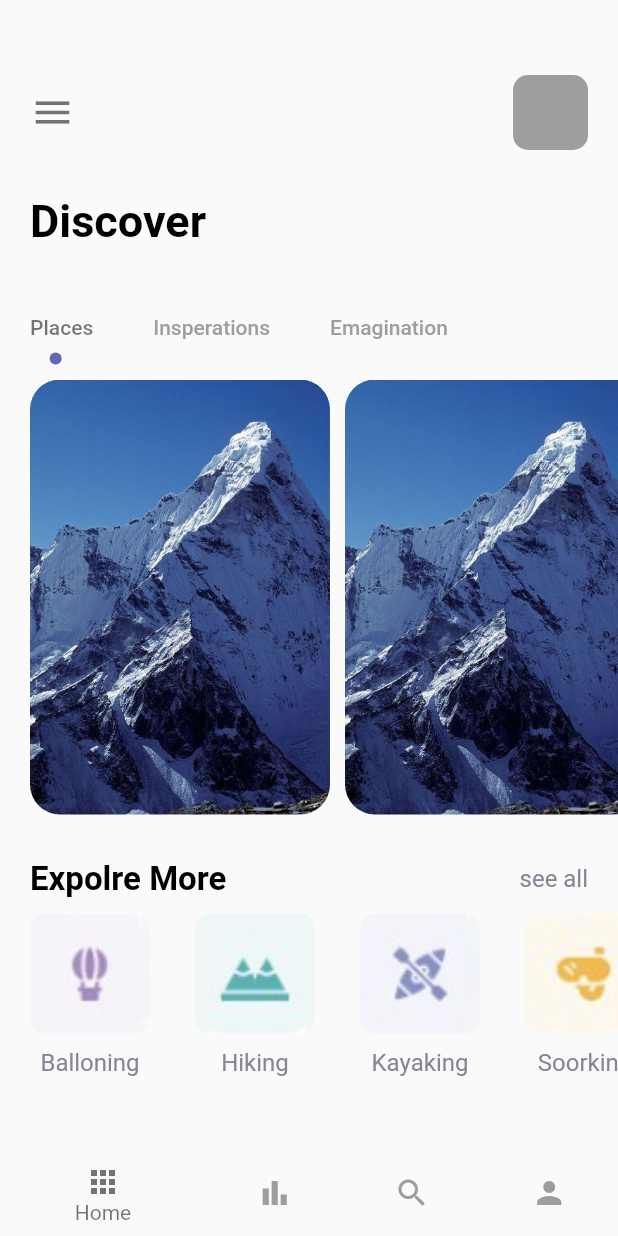
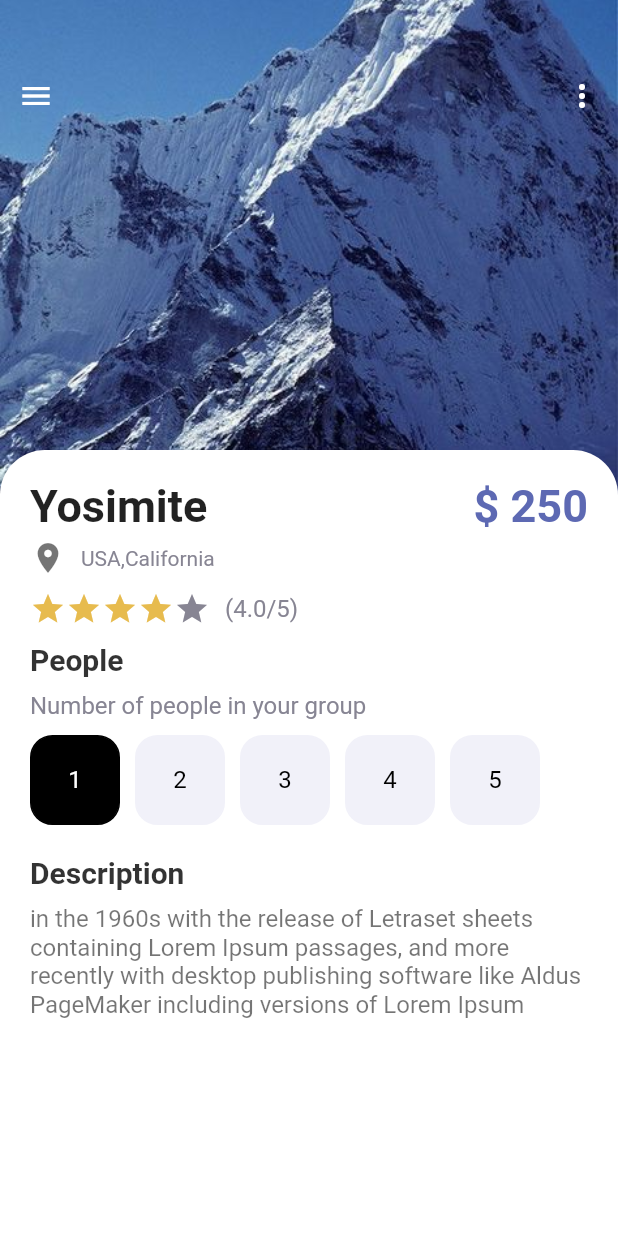
Before and after one commit to heshanm27/tripsapp_flutter, a Flutter app: the screen it shows after launch, on a phone screen of 412 x 824 dp. Run offline on Flutter 3.47's test engine with Material 2 defaults, Android fonts, the phone set to English and light mode, and no system bars.

Commit message:
details page ui update

```diff
--- a/lib/main.dart
+++ b/lib/main.dart
@@ -1,4 +1,5 @@
 import 'package:flutter/material.dart';
+import 'package:tripsapp/pages/details_page.dart';
 import 'package:tripsapp/pages/navpages/main_page.dart';
 
 void main() {
@@ -18,7 +19,7 @@ class MyApp extends StatelessWidget {
 
           primarySwatch: Colors.blue,
         ),
-        home: MainPage()
+        home: DetailsPage()
     );
   }
 }
--- a/lib/pages/details_page.dart
+++ b/lib/pages/details_page.dart
@@ -0,0 +1,196 @@
+import 'package:flutter/cupertino.dart';
+import 'package:flutter/material.dart';
+import 'package:tripsapp/misc/colors.dart';
+import 'package:tripsapp/widgets/app_button.dart';
+import 'package:tripsapp/widgets/app_large_text.dart';
+import 'package:tripsapp/widgets/app_text.dart';
+
+class DetailsPage extends StatefulWidget {
+  const DetailsPage({Key? key}) : super(key: key);
+
+  @override
+  State<DetailsPage> createState() => _DetailsPageState();
+}
+
+class _DetailsPageState extends State<DetailsPage> {
+  int gottenStar = 4;
+  int selectedIndex = 0;
+
+  @override
+  Widget build(BuildContext context) {
+    return Scaffold(
+      body: Container(
+        width: double.maxFinite,
+        height: double.maxFinite,
+        child: Stack(
+          children: [
+            Positioned(
+                left: 0,
+                right: 0,
+                top: 0,
+                child: Container(
+                  height: 350,
+                  width: double.maxFinite,
+                  decoration: BoxDecoration(
+                      image: DecorationImage(
+                          image: AssetImage("assets/mountain.jpeg"),
+                          fit: BoxFit.cover)),
+                  child: Container(
+                    alignment: Alignment.topCenter,
+                    margin: EdgeInsets.only(top: 40),
+                    width: MediaQuery.of(context).size.width,
+                    child: Row(
+                      mainAxisAlignment: MainAxisAlignment.spaceBetween,
+                      children: [
+                        IconButton(
+                          onPressed: () {},
+                          icon: Icon(Icons.menu),
+                          color: Colors.white,
+                        ),
+                        IconButton(
+                            onPressed: () {},
+                            color: Colors.white,
+                            icon: Icon(Icons.more_vert))
+                      ],
+                    ),
+                  ) ,
+                )),
+            // Positioned(
+            //     left: 20,
+            //     top: 30,
+            //     right: 20,
+            //     child: Container(
+            //       width: MediaQuery.of(context).size.width,
+            //       child: Row(
+            //         mainAxisAlignment: MainAxisAlignment.spaceBetween,
+            //         children: [
+            //           IconButton(
+            //             onPressed: () {},
+            //             icon: Icon(Icons.menu),
+            //             color: Colors.white,
+            //           ),
+            //           IconButton(
+            //               onPressed: () {},
+            //               color: Colors.white,
+            //               icon: Icon(Icons.more_vert))
+            //         ],
+            //       ),
+            //     )),
+            Positioned(
+                top: 300,
+                child: Container(
+                  padding: EdgeInsets.only(left: 20, right: 20, top: 20),
+                  height: MediaQuery.of(context).size.height,
+                  width: MediaQuery.of(context).size.width,
+                  decoration: BoxDecoration(
+                      borderRadius: BorderRadius.only(
+                          topLeft: Radius.circular(30),
+                          topRight: Radius.circular(30)),
+                      color: Colors.white),
+                  child: Column(
+                    crossAxisAlignment: CrossAxisAlignment.start,
+                    children: [
+                      Row(
+                        mainAxisAlignment: MainAxisAlignment.spaceBetween,
+                        children: [
+                          AppLArgeText(text: "Yosimite", color: Colors.black87),
+                          AppLArgeText(
+                            text: "\$ 250",
+                            color: AppColors.mainColor,
+                          )
+                        ],
+                      ),
+                      SizedBox(
+                        height: 5,
+                      ),
+                      Row(
+                        children: [
+                          Icon(
+                            Icons.location_on,
+                            color: Colors.black54,
+                          ),
+                          SizedBox(
+                            width: 10,
+                          ),
+                          AppText(
+                            text: "USA,California",
+                            color: AppColors.textColor2,
+                            size: 14,
+                          )
+                        ],
+                      ),
+                      SizedBox(
+                        height: 10,
+                      ),
+                      Row(
+                        children: [
+                          Wrap(
+                            children: List.generate(5, (index) {
+                              return Icon(
+                                Icons.star,
+                                color: index < gottenStar
+                                    ? AppColors.starColor
+                                    : AppColors.textColor2,
+                              );
+                            }),
+                          ),
+                          SizedBox(
+                            width: 10,
+                          ),
+                          AppText(
+                            text: "(4.0/5)",
+                            color: AppColors.textColor2,
+                          )
+                        ],
+                      ),
+                      SizedBox(
+                        height: 10,
+                      ),
+                      AppLArgeText(
+                          text: "People",
+                          color: Colors.black.withOpacity(0.8),
+                          size: 20),
+                      SizedBox(
+                        height: 10,
+                      ),
+                      AppText(
+                        text: "Number of people in your group",
+                        color: AppColors.textColor2,
+                      ),
+                      SizedBox(
+                        height: 10,
+                      ),
+                      Wrap(
+                        children: List.generate(5, (index) {
+                          return InkWell(
+                            onTap: () {
+                              setState(() {
+                                selectedIndex = index;
+                              });
+                            },
+                            child: Container(
+                                margin: EdgeInsets.only(right: 10),
+                                child: AppButton(
+                                  color: selectedIndex==index?Colors.white: Colors.black,
+                                  backgroundColor: selectedIndex==index?Colors.black:AppColors.buttonBackground,
+                                  borderColor: selectedIndex==index?Colors.black:AppColors.buttonBackground,
+                                  size: 60,
+                                  text: (index + 1).toString(),
+                                )),
+                          );
+                        }),
+                      ),
+                      SizedBox(height: 20,),
+                      AppLArgeText(text: "Description",color: Colors.black.withOpacity(0.8),size: 20,),
+                      SizedBox(height: 10,),
+                      AppText(text: "in the 1960s with the release of Letraset sheets containing Lorem Ipsum passages, and more recently with desktop publishing software like Aldus PageMaker including versions of Lorem Ipsum"),
+                    ],
+                  ),
+                )),
+
+          ],
+        ),
+      ),
+    );
+  }
+}
--- /dev/null
+++ b/lib/widgets/app_button.dart
@@ -0,0 +1,38 @@
+import 'package:flutter/material.dart';
+import 'package:tripsapp/widgets/app_text.dart';
+
+class AppButton extends StatelessWidget {
+  final Color color;
+  final Color backgroundColor;
+  Color borderColor;
+  double size;
+  String? text;
+  IconData? icon;
+  bool? isIcon;
+
+  AppButton({
+    Key? key,
+    required this.color,
+    required this.backgroundColor,
+    required this.borderColor,
+    required this.size,
+    this.isIcon =false,
+    this.text,
+    this.icon
+
+  }) : super(key: key);
+
+  @override
+  Widget build(BuildContext context) {
+    return Container(
+      width: size,
+      height: size,
+      decoration: BoxDecoration(
+        color: backgroundColor,
+        border:Border.all(color: borderColor,width: 1.0) ,
+        borderRadius: BorderRadius.circular(15),
+      ),
+      child: isIcon==false?Center(child: AppText(text: text!,color: color,)):Center(child: Icon(icon,color: color,)),
+    );
+  }
+}
```
